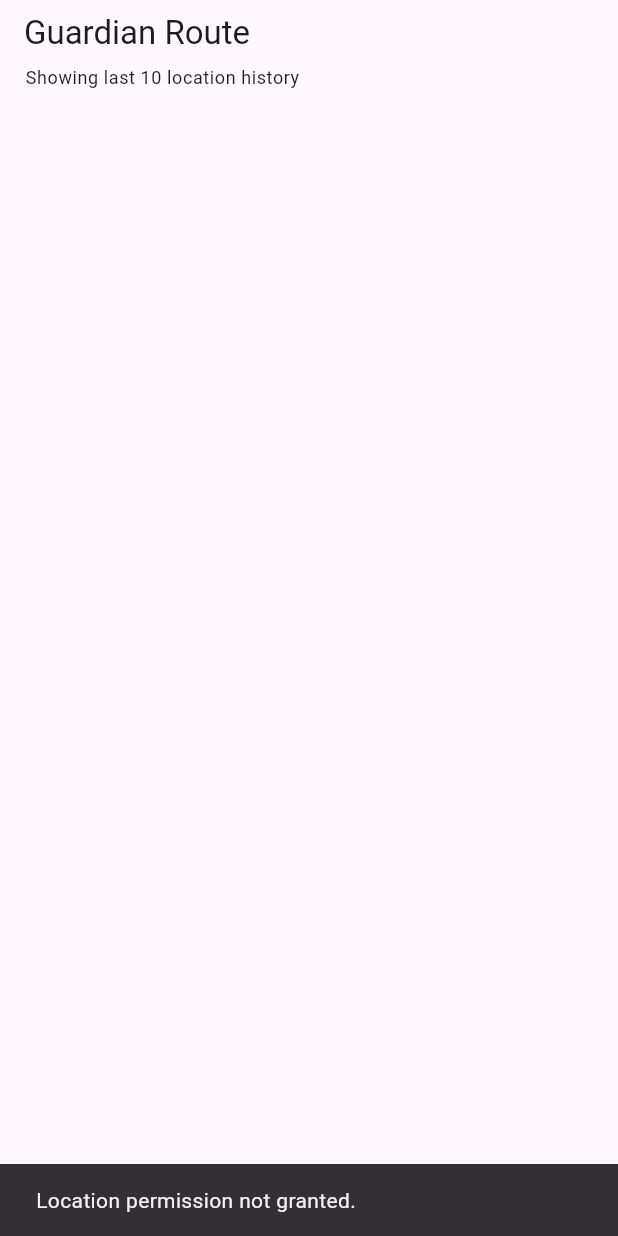
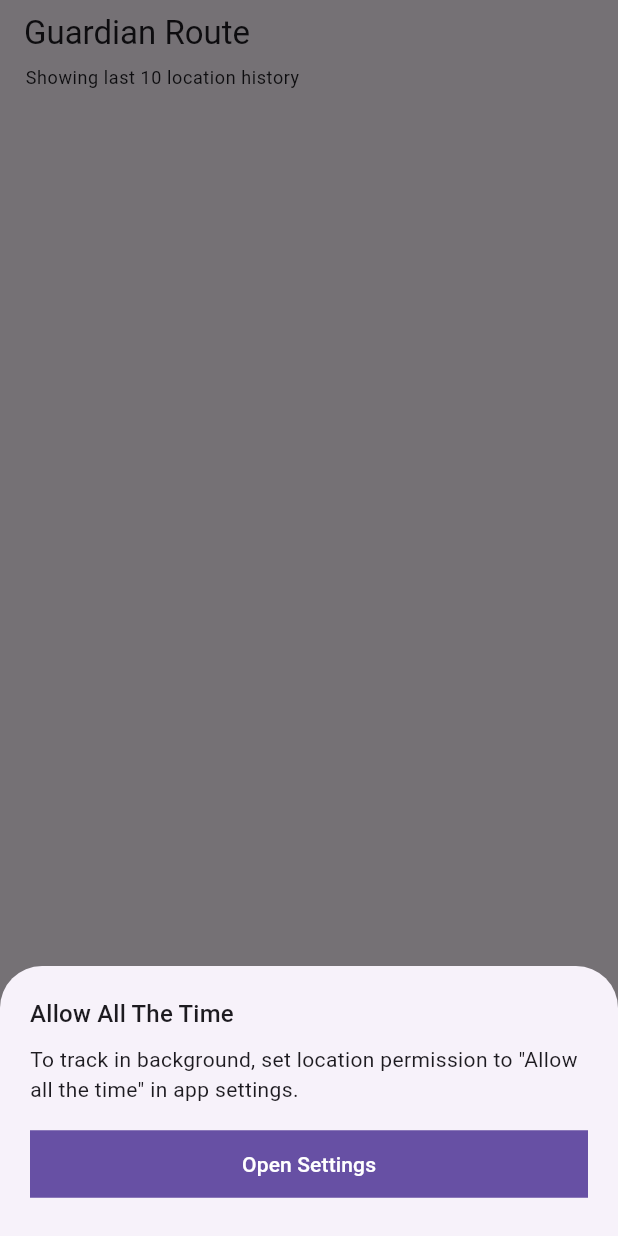
Before and after one commit to himanshuu-dev/Guardian-Route-App, a Flutter app: the screen it shows after launch, after a tap on "Start Tracking", on a phone screen of 412 x 824 dp. Run offline on Flutter 3.47's test engine with Material 3 defaults, Android fonts, the phone set to English and light mode, and no system bars; our stand-ins replace flutter_local_notifications, flutter_riverpod, geolocator, riverpod_annotation, sqflite; missing offline and left inert: flutter_background_service; accounts and stored records are empty; generated files the repository leaves out were written again.

Commit message:
removed running speed logic to track location

```diff
--- a/lib/background/location_background_service.dart
+++ b/lib/background/location_background_service.dart
@@ -5,8 +5,6 @@ import 'package:geolocator/geolocator.dart';
 
 import '../data/location_repository.dart';
 import '../models/location_point.dart';
-
-const double _runningSpeedMps = 2.2;
 
 @pragma('vm:entry-point')
 void locationService(ServiceInstance service) async {
@@ -36,10 +34,6 @@ void locationService(ServiceInstance service) async {
         locationSettings: LocationSettings(accuracy: LocationAccuracy.high),
       );
 
-      if (pos.speed < _runningSpeedMps) {
-        return;
-      }
-
       await repo.insert(
         LocationPoint(
           latitude: pos.latitude,
--- a/lib/ui/home_screen.dart
+++ b/lib/ui/home_screen.dart
@@ -18,94 +18,6 @@ class HomeScreen extends ConsumerStatefulWidget {
 }
 
 class _HomeScreenState extends ConsumerState<HomeScreen> {
-  Future<void> _showPermissionSettingsSheet() async {
-    await showModalBottomSheet<void>(
-      context: context,
-      builder: (context) {
-        return SafeArea(
-          child: Padding(
-            padding: const EdgeInsets.fromLTRB(20, 20, 20, 24),
-            child: Column(
-              mainAxisSize: MainAxisSize.min,
-              crossAxisAlignment: CrossAxisAlignment.start,
-              children: [
-                Text(
-                  'Location Permission Needed',
-                  style: Theme.of(context).textTheme.titleMedium,
-                ),
-                const SizedBox(height: 8),
-                Text(
-                  'Location permission is permanently denied. Open app settings to allow background tracking.',
-                  style: Theme.of(context).textTheme.bodyMedium,
-                ),
-                const SizedBox(height: 16),
-                SizedBox(
-                  width: double.infinity,
-                  child: FilledButton(
-                    onPressed: () async {
-                      Navigator.of(context).pop();
-                      await Geolocator.openAppSettings();
-                    },
-                    child: const Text('Open Settings'),
-                  ),
-                ),
-              ],
-            ),
-          ),
-        );
-      },
-    );
-  }
-
-  Future<void> _startTracking() async {
-    final isLocationEnabled = await Geolocator.isLocationServiceEnabled();
-    if (!isLocationEnabled) {
-      await Geolocator.openLocationSettings();
-      if (!mounted) return;
-      ScaffoldMessenger.of(context).showSnackBar(
-        const SnackBar(content: Text('Enable location services first.')),
-      );
-      return;
-    }
-
-    var permission = await Geolocator.checkPermission();
-    if (permission == LocationPermission.denied ||
-        permission == LocationPermission.whileInUse ||
-        permission == LocationPermission.unableToDetermine) {
-      permission = await Geolocator.requestPermission();
-    }
-
-    if (permission == LocationPermission.always) {
-      await LocationService.start();
-      setState(() {
-        isServiceRunning = true;
-      });
-      if (!mounted) return;
-      ScaffoldMessenger.of(context).showSnackBar(
-        const SnackBar(content: Text('Background tracking started.')),
-      );
-      return;
-    }
-
-    if (permission == LocationPermission.deniedForever) {
-      if (!mounted) return;
-      await _showPermissionSettingsSheet();
-      return;
-    }
-
-    if (!mounted) return;
-    ScaffoldMessenger.of(context).showSnackBar(
-      const SnackBar(content: Text('Location permission not granted.')),
-    );
-  }
-
-  Future<void> updateServiceStatus() async {
-    final value = await FlutterBackgroundService().isRunning();
-    setState(() {
-      isServiceRunning = value;
-    });
-  }
-
   bool isServiceRunning = false;
   @override
   void initState() {
@@ -191,6 +103,144 @@ class _HomeScreenState extends ConsumerState<HomeScreen> {
     );
   }
 
+  Future<void> _showAlwaysPermissionSheet() async {
+    final title = Platform.isIOS
+        ? 'Allow Always Location'
+        : 'Allow All The Time';
+    final message = Platform.isIOS
+        ? 'To track in background, set location permission to "Always" in app settings.'
+        : 'To track in background, set location permission to "Allow all the time" in app settings.';
+
+    await showModalBottomSheet<void>(
+      context: context,
+      builder: (context) {
+        return SafeArea(
+          child: Padding(
+            padding: const EdgeInsets.fromLTRB(20, 20, 20, 24),
+            child: Column(
+              mainAxisSize: MainAxisSize.min,
+              crossAxisAlignment: CrossAxisAlignment.start,
+              children: [
+                Text(title, style: Theme.of(context).textTheme.titleMedium),
+                const SizedBox(height: 8),
+                Text(message, style: Theme.of(context).textTheme.bodyMedium),
+                const SizedBox(height: 16),
+                SizedBox(
+                  width: double.infinity,
+                  child: FilledButton(
+                    onPressed: () async {
+                      Navigator.of(context).pop();
+                      await Geolocator.openAppSettings();
+                    },
+                    child: const Text('Open Settings'),
+                  ),
+                ),
+              ],
+            ),
+          ),
+        );
+      },
+    );
+  }
+
+  Future<void> _showPermissionSettingsSheet() async {
+    await showModalBottomSheet<void>(
+      context: context,
+      builder: (context) {
+        return SafeArea(
+          child: Padding(
+            padding: const EdgeInsets.fromLTRB(20, 20, 20, 24),
+            child: Column(
+              mainAxisSize: MainAxisSize.min,
+              crossAxisAlignment: CrossAxisAlignment.start,
+              children: [
+                Text(
+                  'Location Permission Needed',
+                  style: Theme.of(context).textTheme.titleMedium,
+                ),
+                const SizedBox(height: 8),
+                Text(
+                  'Location permission is permanently denied. Open app settings to allow background tracking.',
+                  style: Theme.of(context).textTheme.bodyMedium,
+                ),
+                const SizedBox(height: 16),
+                SizedBox(
+                  width: double.infinity,
+                  child: FilledButton(
+                    onPressed: () async {
+                      Navigator.of(context).pop();
+                      await Geolocator.openAppSettings();
+                    },
+                    child: const Text('Open Settings'),
+                  ),
+                ),
+              ],
+            ),
+          ),
+        );
+      },
+    );
+  }
+
+  Future<void> _startTracking() async {
+    final isLocationEnabled = await Geolocator.isLocationServiceEnabled();
+    if (!isLocationEnabled) {
+      await Geolocator.openLocationSettings();
+      if (!mounted) return;
+      ScaffoldMessenger.of(context).showSnackBar(
+        const SnackBar(content: Text('Enable location services first.')),
+      );
+      return;
+    }
+
+    var permission = await Geolocator.checkPermission();
+    if (permission == LocationPermission.denied ||
+        permission == LocationPermission.whileInUse ||
+        permission == LocationPermission.unableToDetermine) {
+      permission = await Geolocator.requestPermission();
+    }
+
+    if (permission == LocationPermission.whileInUse) {
+      permission = await Geolocator.requestPermission();
+    }
+
+    if (permission == LocationPermission.always) {
+      await LocationService.start(); // starting service if location permissin is set to always allow
+      setState(() {
+        isServiceRunning = true;
+      });
+      if (!mounted) return;
+      ScaffoldMessenger.of(context).showSnackBar(
+        const SnackBar(content: Text('Background tracking started.')),
+      );
+      return;
+    }
+
+    if (permission == LocationPermission.deniedForever) {
+      if (!mounted) return;
+      await _showPermissionSettingsSheet();
+      return;
+    }
+
+    if (permission == LocationPermission.whileInUse) {
+      if (!mounted) return;
+      await _showAlwaysPermissionSheet();
+      return;
+    }
+
+    if (!mounted) return;
+    ScaffoldMessenger.of(context).showSnackBar(
+      const SnackBar(content: Text('Location permission not granted.')),
+    );
+  }
+
+  Future<void> updateServiceStatus() async {
+    final value = await FlutterBackgroundService().isRunning();
+    setState(() {
+      isServiceRunning = value;
+    });
+  }
+
   Future<void> openMap({
     required double latitude,
     required double longitude,
```
